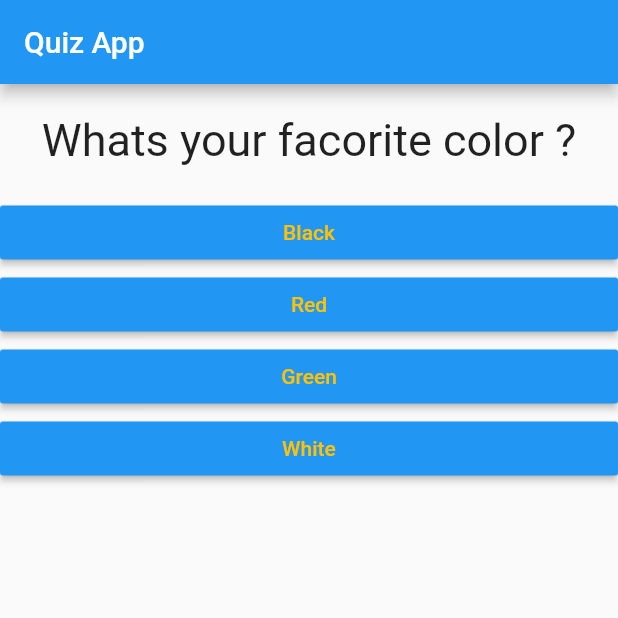
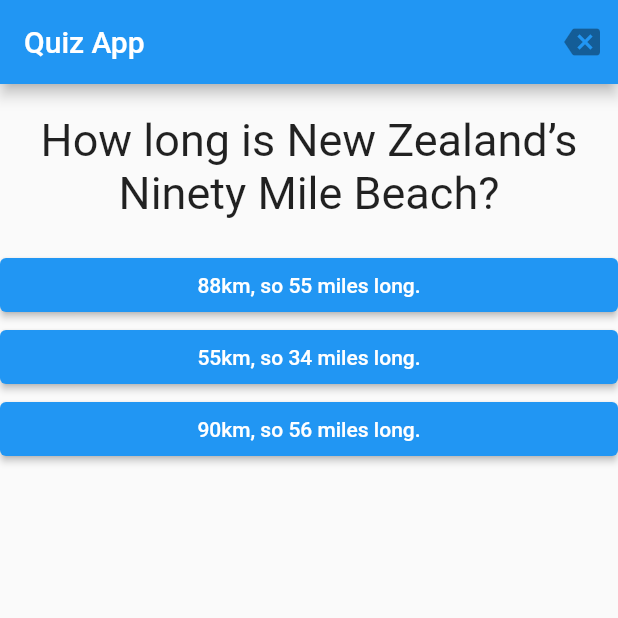
Before and after one commit to pritomsh/quiz_app_flutter, a Flutter app: the screen it shows after launch, on a phone screen of 412 x 824 dp, the top half of it. Run offline on Flutter 3.47's test engine with Material 2 defaults, Android fonts, the light colour scheme and no system bars.

Commit message:
Add question and change code bug

```diff
--- a/lib/answer.dart
+++ b/lib/answer.dart
@@ -9,12 +9,10 @@ class Answer extends StatelessWidget {
   Widget build(BuildContext context) {
     return Container(
       width: double.infinity,
-      child: RaisedButton(
-        color: Colors.blue,
+      child: ElevatedButton(
         onPressed: () {
           selectFen();
         },
-        textColor: Colors.amber,
         child: Text(answerText),
       ),
     );
--- a/lib/main.dart
+++ b/lib/main.dart
@@ -15,18 +15,81 @@ class MyApp extends StatefulWidget {
 
 class MyAppState extends State<MyApp> {
   var _chosen = 0;
-  static const _question = [
+  final _question = const [
     {
-      'questionText': 'Whats your facorite color ?',
-      'answer': ['Black', 'Red', 'Green', 'White'],
+      'question': 'How long is New Zealand’s Ninety Mile Beach?',
+      'answers': [
+        '88km, so 55 miles long.',
+        '55km, so 34 miles long.',
+        '90km, so 56 miles long.',
+      ],
     },
     {
-      'questionText': 'How are you ?',
-      'answer': ['Black', 'Red', 'Green', 'White'],
+      'question':
+          'In which month does the German festival of Oktoberfest mostly take place?',
+      'answers': [
+        'January',
+        'October',
+        'September',
+      ],
     },
     {
-      'questionText': 'How are you ?',
-      'answer': ['Black', 'fuck', 'Green', 'White'],
+      'question': 'Who composed the music for Sonic the Hedgehog 3?',
+      'answers': [
+        'Britney Spears',
+        'Timbaland',
+        'Michael Jackson',
+      ],
+    },
+    {
+      'question':
+          'In Georgia (the state), it’s illegal to eat what with a fork?',
+      'answers': [
+        'Hamburgers',
+        'Fried chicken',
+        'Pizza',
+      ]
+    },
+    {
+      'question':
+          'Which part of his body did musician Gene Simmons from Kiss insure for one million dollars?',
+      'answers': [
+        'His tongue',
+        'His leg',
+        'His butt',
+      ],
+    },
+    {
+      'question': 'In which country are Panama hats made?',
+      'answers': [
+        'Ecuador',
+        'Panama ',
+        'Portugal',
+      ],
+    },
+    {
+      'question': 'From which country do French fries originate?',
+      'answers': [
+        'Belgium',
+        'France (duh)',
+        'Switzerland',
+      ],
+    },
+    {
+      'question': 'Which sea creature has three hearts?',
+      'answers': [
+        'Great White Sharks',
+        'Killer Whales',
+        'The Octopus',
+      ],
+    },
+    {
+      'question': 'Which European country eats the most chocolate per capita?',
+      'answers': [
+        'Belgium',
+        'The Netherlands',
+        'Switzerland',
+      ],
     },
   ];
 
@@ -45,17 +108,18 @@ class MyAppState extends State<MyApp> {
       home: Scaffold(
         appBar: AppBar(
           title: Text('Quiz App'),
+          actions: [IconButton(onPressed: null, icon: Icon(Icons.backspace))],
         ),
         body: _chosen < _question.length
             ? Column(
                 children: <Widget>[
                   Question(
-                    _question[_chosen]['questionText']?.toString() ?? '',
+                    _question[_chosen]['question']?.toString() ?? '',
                   ),
-                  ...(_question[_chosen]['answer'] as List<String>)
+                  ...(_question[_chosen]['answers'] as List<String>)
                       .map((answer) {
                     return Answer(_answerQuestion, answer);
-                  }).toList(),
+                  }).toList()
                 ],
               )
             : Result(),
--- a/lib/quiz.dart
+++ b/lib/quiz.dart
@@ -1,24 +1,16 @@
 import 'package:flutter/material.dart';
 import 'answer.dart';
-import 'question.dart';
 
 class Quiz extends StatelessWidget {
-  final List<Map<String, Object>> questions;
+  //final List<Map<String, Object>> questions;
   final int questionIndex;
   final Function answerQuestion;
-  Quiz(this.questions, this.answerQuestion, this.questionIndex);
+  Quiz(this.answerQuestion, this.questionIndex);
 
   @override
   Widget build(BuildContext context) {
     return Column(
-      children: <Widget>[
-        Question(
-          questions[questionIndex]['questionText']?.toString() ?? '',
-        ),
-        ...(questions[questionIndex]['answer'] as List<String>).map((answer) {
-          return Answer(answerQuestion, answer);
-        }).toList(),
-      ],
+      children: <Widget>[],
     );
   }
 }
--- a/lib/result.dart
+++ b/lib/result.dart
@@ -6,7 +6,7 @@ class Result extends StatelessWidget {
   @override
   Widget build(BuildContext context) {
     return Center(
-      child: Text("Fien"),
+      child: Text("Good Word"),
     );
   }
 }
```
